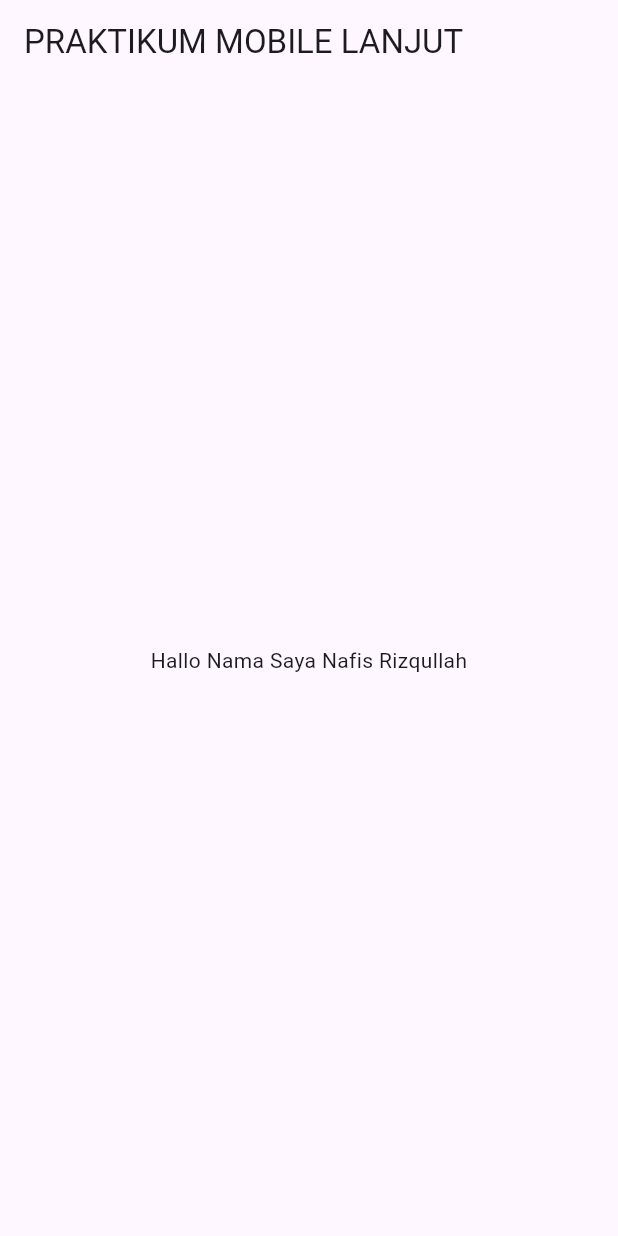
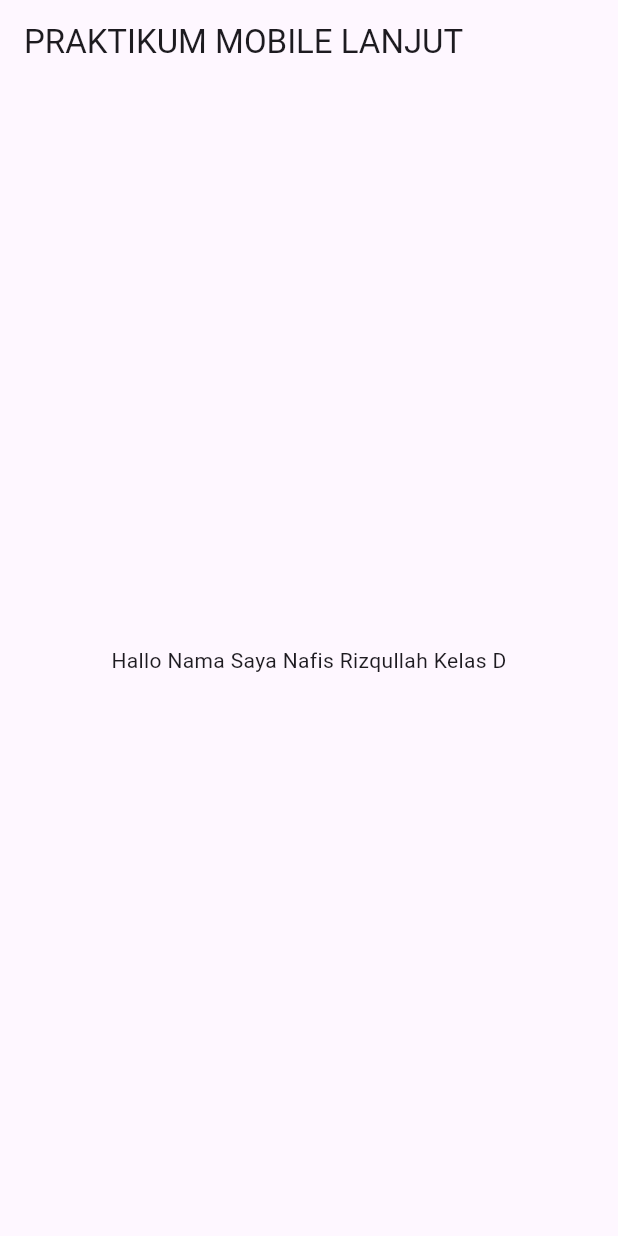
Before and after one commit to minoritas13/prak-mobilelanjut-2317051019, a Flutter app: the screen it shows after launch, on a phone screen of 412 x 824 dp. Run offline on Flutter 3.47's test engine with Material 3 defaults, Android fonts, the phone set to English and light mode, and no system bars.

Commit message:
second commit

```diff
--- a/lib/main.dart
+++ b/lib/main.dart
@@ -21,7 +21,7 @@ class MyApp extends StatelessWidget {
         ),
         body: const Center(
           child: Text(
-            'Hallo Nama Saya Nafis Rizqullah',
+            'Hallo Nama Saya Nafis Rizqullah Kelas D',
             textAlign: TextAlign.center,
           )
         ),
```
